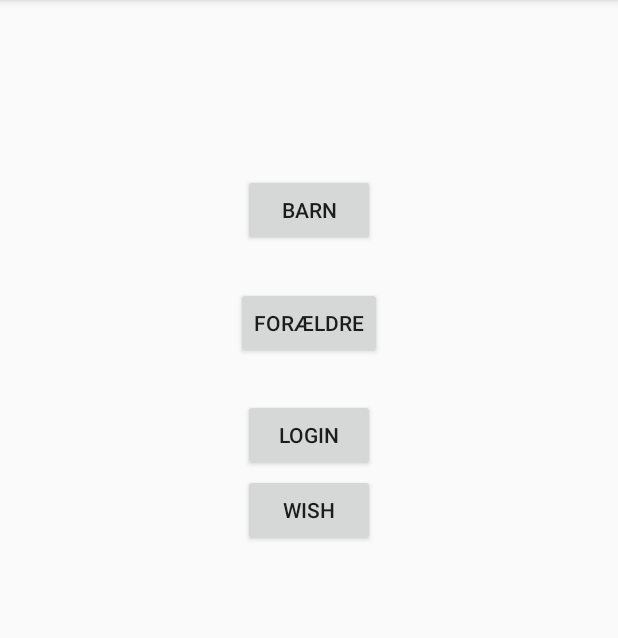
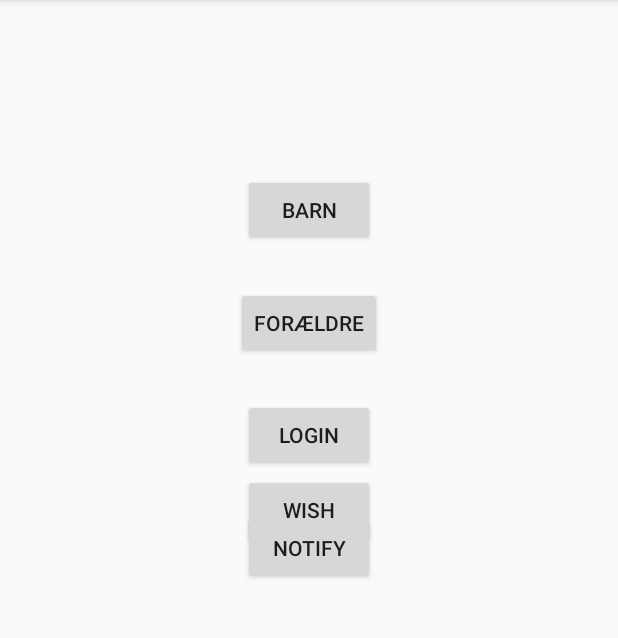
Before and after one commit to dkzeb/kiddieBank, an Android app: the screen it shows after launch (MainActivity), on a phone screen of 412 x 824 dp, the part 84-722 px from its top. Run offline under Robolectric (Android 15) with nearby library versions, the phone set to English and light mode, and no system bars; libraries missing offline, so code that uses them is left out: com.firebase.client; 1 statement that could not run was skipped.

Commit message:
Wishes notifications - rolling' 20 deep ! :)

```diff
--- a/kiddieBankApp/app/src/main/java/dk/zebweb/kiddiebankapp/MainActivity.java
+++ b/kiddieBankApp/app/src/main/java/dk/zebweb/kiddiebankapp/MainActivity.java
@@ -1,12 +1,24 @@
 package dk.zebweb.kiddiebankapp;
 
+import android.app.NotificationManager;
+import android.app.PendingIntent;
+import android.app.TaskStackBuilder;
+import android.content.Context;
 import android.content.Intent;
 import android.support.v7.app.AppCompatActivity;
 import android.os.Bundle;
+import android.support.v4.app.NotificationCompat;
 import android.view.View;
 import android.widget.Button;
 
+import static android.support.v7.app.NotificationCompat.*;
+
 public class MainActivity extends AppCompatActivity {
+
+    static final int notififyID = 23520;
+
+    NotificationManager mNotificationManager;
+    NotificationCompat.Builder mBuilder;
 
     @Override
     protected void onCreate(Bundle savedInstanceState) {
@@ -41,6 +53,43 @@ public class MainActivity extends AppCompatActivity {
             }
         });
 
+        Button notifyBtn = (Button) findViewById(R.id.notifyButton);
+        notifyBtn.setOnClickListener(new View.OnClickListener() {
+            @Override
+            public void onClick(View v) {
+                mNotificationManager.notify(notififyID, mBuilder.build());
+            }
+        });
+
+
+        mBuilder =
+                new NotificationCompat.Builder(this)
+                        .setSmallIcon(R.drawable.coinstack)
+                        .setContentTitle("Du har fået penge!")
+                        .setContentText("Hvad skal de bruges på!? :)");
+// Creates an explicit intent for an Activity in your app
+        Intent resultIntent = new Intent(this, youGotMoney.class);
+
+// The stack builder object will contain an artificial back stack for the
+// started Activity.
+// This ensures that navigating backward from the Activity leads out of
+// your application to the Home screen.
+        TaskStackBuilder stackBuilder = TaskStackBuilder.create(this);
+// Adds the back stack for the Intent (but not the Intent itself)
+        stackBuilder.addParentStack(youGotMoney.class);
+// Adds the Intent that starts the Activity to the top of the stack
+        stackBuilder.addNextIntent(resultIntent);
+        PendingIntent resultPendingIntent =
+                stackBuilder.getPendingIntent(
+                        0,
+                        PendingIntent.FLAG_UPDATE_CURRENT
+                );
+        mBuilder.setContentIntent(resultPendingIntent);
+        mNotificationManager =
+                (NotificationManager) getSystemService(Context.NOTIFICATION_SERVICE);
+// mId allows you to update the notification later on.
+        //mNotificationManager.notify(notififyID, mBuilder.build());
+
         Button WishBtn = (Button) findViewById(R.id.wishButton);
         WishBtn.setOnClickListener(new View.OnClickListener() {
             @Override
--- a/kiddieBankApp/app/src/main/java/dk/zebweb/kiddiebankapp/WishList.java
+++ b/kiddieBankApp/app/src/main/java/dk/zebweb/kiddiebankapp/WishList.java
@@ -22,6 +22,11 @@ public class WishList extends AppCompatActivity {
                                     int position, long id) {
                 Toast.makeText(WishList.this, "" + position,
                         Toast.LENGTH_SHORT).show();
+
+
+
+
+
             }
         });
 
--- a/kiddieBankApp/app/src/main/java/dk/zebweb/kiddiebankapp/youGotMoney.java
+++ b/kiddieBankApp/app/src/main/java/dk/zebweb/kiddiebankapp/youGotMoney.java
@@ -1,6 +1,8 @@
 package dk.zebweb.kiddiebankapp;
 
 import android.app.Activity;
+import android.app.NotificationManager;
+import android.content.Context;
 import android.content.Intent;
 import android.support.v7.app.AppCompatActivity;
 import android.os.Bundle;
@@ -15,6 +17,10 @@ public class youGotMoney extends AppCompatActivity {
         super.onCreate(savedInstanceState);
         setContentView(R.layout.activity_you_got_money);
 
+        NotificationManager mNotificationManager =
+                (NotificationManager) getSystemService(Context.NOTIFICATION_SERVICE);
+        mNotificationManager.cancel(MainActivity.notififyID);
+
         Button nextBtn = (Button) findViewById(R.id.nxtBtn);
         nextBtn.setOnClickListener(new View.OnClickListener() {
             @Override
--- a/kiddieBankApp/app/src/main/res/layout/activity_main.xml
+++ b/kiddieBankApp/app/src/main/res/layout/activity_main.xml
@@ -39,6 +39,15 @@
     <Button
         android:layout_width="wrap_content"
         android:layout_height="wrap_content"
+        android:text="Notify"
+        android:id="@+id/notifyButton"
+        android:layout_alignParentTop="true"
+        android:layout_centerHorizontal="true"
+        android:layout_marginTop="325dp" />
+
+    <Button
+        android:layout_width="wrap_content"
+        android:layout_height="wrap_content"
         android:text="Wish"
         android:id="@+id/wishButton"
         android:layout_alignParentTop="true"
```
Also changed, not shown: kiddieBankApp/app/src/main/java/dk/zebweb/kiddiebankapp/WishListAdapter.java (+12 -10 lines), kiddieBankApp/app/src/main/res/drawable/coinstack.png (added).
